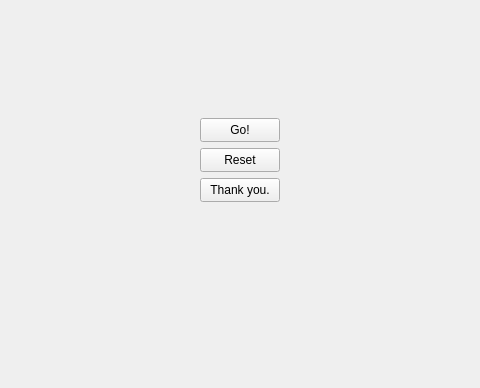
Above: countdown.ui from Sradelat/CountdownTest before the change; both pictures show x 160 to 640 and y 212 to 600 of the 800 by 600 pixel window. Below: the same form after it.
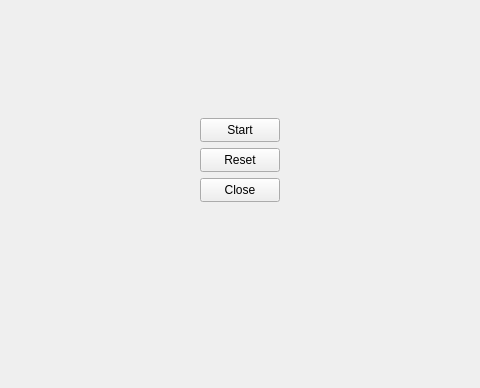
That is the form after the change.

The edit to the form file:
```diff
--- a/countdown.ui
+++ b/countdown.ui
@@ -92,7 +92,7 @@
      </rect>
     </property>
     <property name="text">
-     <string>Go!</string>
+     <string>Start</string>
     </property>
    </widget>
    <widget class="QPushButton" name="closeButton">
@@ -105,7 +105,7 @@
      </rect>
     </property>
     <property name="text">
-     <string>Thank you.</string>
+     <string>Close</string>
     </property>
    </widget>
    <widget class="QLabel" name="text_above_num_label">
```
